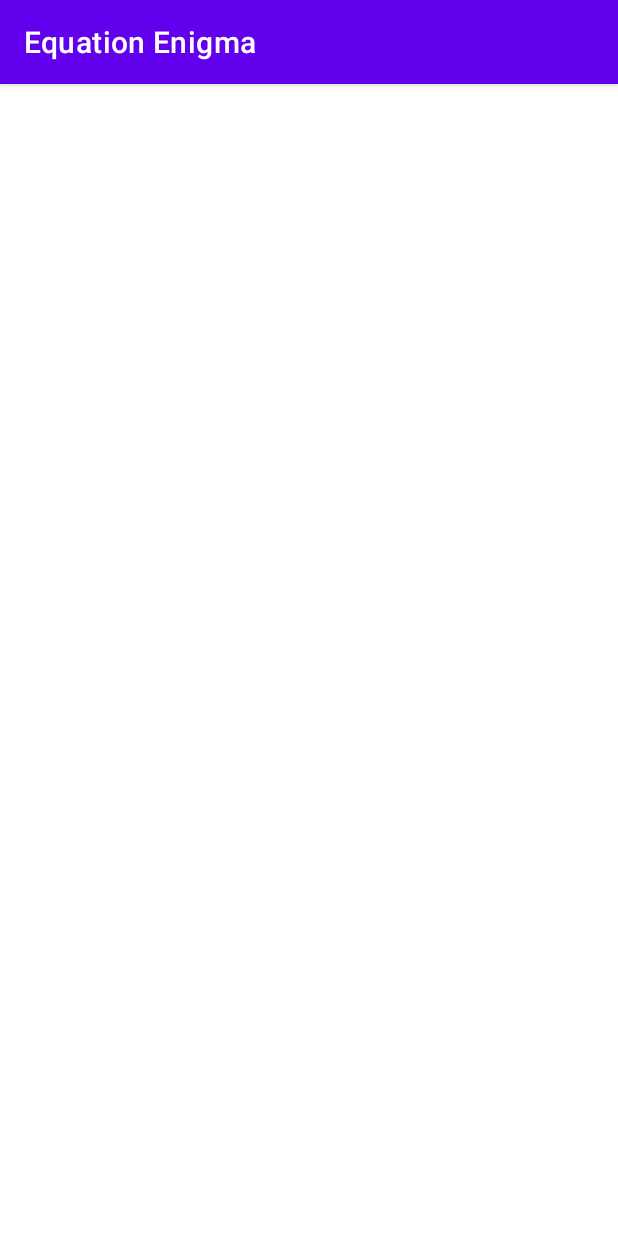
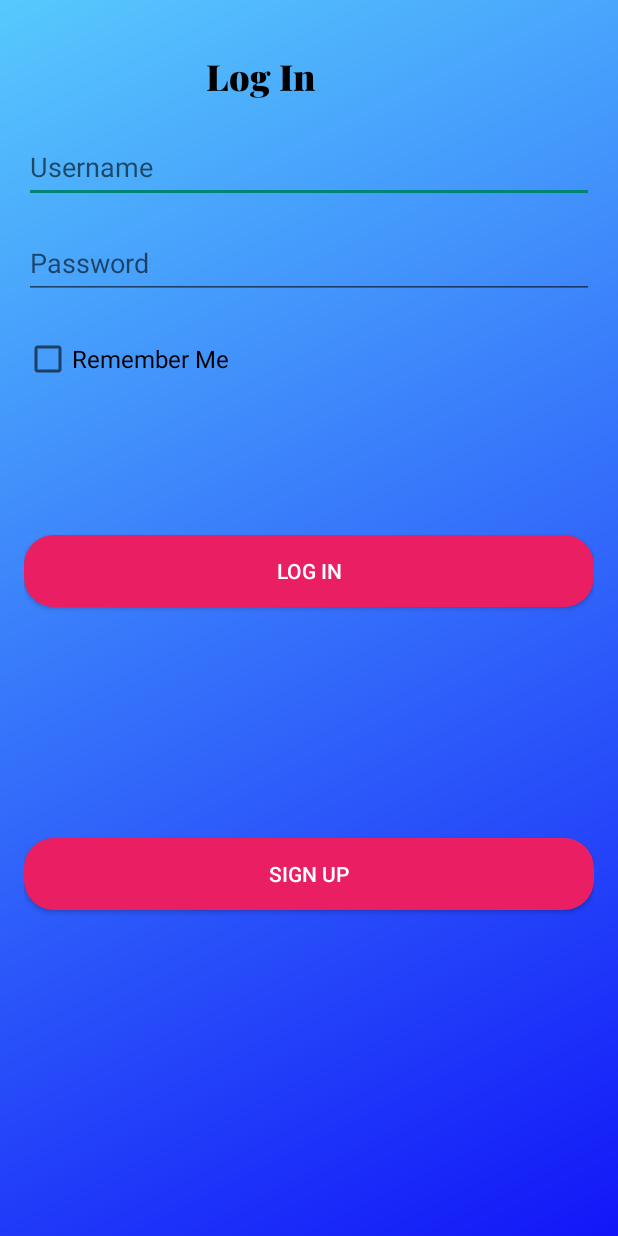
Before and after one commit to GabrielaBujor/Equation-Enigma, an Android app: the screen it shows after launch (LoginActivity before the commit, LogIn after it), after a tap on "SKIP", on a phone screen of 412 x 824 dp. Run offline under Robolectric (Android 15) with nearby library versions, the phone set to English and light mode, and no system bars.

Commit message:
Added login logic

```diff
--- /dev/null
+++ b/app/src/main/java/com/example/equationenigma/LogIn.java
@@ -0,0 +1,91 @@
+package com.example.equationenigma;
+
+import androidx.appcompat.app.AppCompatActivity;
+
+import android.content.Intent;
+import android.content.SharedPreferences;
+import android.os.Bundle;
+import android.view.View;
+import android.widget.Button;
+import android.widget.CheckBox;
+import android.widget.EditText;
+
+public class LogIn extends AppCompatActivity {
+
+    private EditText usernameEditText;
+    private EditText passwordEditText;
+    private Button logInButton;
+    private Button signUpButton;
+    private CheckBox rememberMeCheckBox;
+
+    @Override
+    protected void onCreate(Bundle savedInstanceState) {
+        super.onCreate(savedInstanceState);
+        setContentView(R.layout.activity_login);
+
+        usernameEditText = findViewById(R.id.username);
+        passwordEditText = findViewById(R.id.password);
+        logInButton = findViewById(R.id.log_in_button);
+        signUpButton = findViewById(R.id.sign_up_button);
+        rememberMeCheckBox = findViewById(R.id.checkbox_remember_me);
+
+        SharedPreferences prefs = getSharedPreferences("LoginPrefs", MODE_PRIVATE);
+        boolean isRemembered = prefs.getBoolean("Remember Me", false);
+        if(isRemembered) {
+            startMainActivity();
+        }
+
+        logInButton.setOnClickListener(new View.OnClickListener() {
+            @Override
+            public void onClick(View v) {
+                String username = usernameEditText.getText().toString().trim();
+                String password = passwordEditText.getText().toString().trim();
+
+                if(username.isEmpty()) {
+                    usernameEditText.setError("Username is required");
+                    usernameEditText.requestFocus();
+                    return;
+                }
+
+                if(password.isEmpty()) {
+                    passwordEditText.setError("Password is required");
+                    passwordEditText.requestFocus();
+                    return;
+                }
+
+                if(validateCredentials(username, password)) {
+                    if(rememberMeCheckBox.isChecked()) {
+                        prefs.edit()
+                                .putBoolean("RememberMe", true)
+                                .putString("Username", username)
+                                .putString("Password", password)
+                                .apply();
+                    } else {
+                        prefs.edit().putBoolean("RememberMe", false).apply();
+                    }
+                    startMainActivity();
+                }
+
+            }
+        });
+
+        signUpButton.setOnClickListener(new View.OnClickListener() {
+            @Override
+           public void onClick(View v) {
+                Intent intent = new Intent(LogIn.this, SignUp.class);
+                startActivity(intent);
+            }
+        });
+    }
+
+    private boolean validateCredentials(String username, String password) {
+        return true;
+    }
+
+    private void startMainActivity() {
+        Intent intent = new Intent(LogIn.this, MainActivity.class);
+        startActivity(intent);
+
+        finish();
+    }
+}
--- a/app/src/main/java/com/example/equationenigma/LoginActivity.java
+++ b/app/src/main/java/com/example/equationenigma/SignUp.java
@@ -4,11 +4,11 @@ import androidx.appcompat.app.AppCompatActivity;
 
 import android.os.Bundle;
 
-public class LoginActivity extends AppCompatActivity {
+public class SignUp extends AppCompatActivity {
 
     @Override
     protected void onCreate(Bundle savedInstanceState) {
         super.onCreate(savedInstanceState);
-        setContentView(R.layout.activity_login);
+        setContentView(R.layout.activity_sign_up);
     }
 }
--- a/app/src/main/java/com/example/equationenigma/WelcomeActivity.java
+++ b/app/src/main/java/com/example/equationenigma/WelcomeActivity.java
@@ -8,7 +8,6 @@ import android.content.SharedPreferences;
 import android.os.Bundle;
 import android.util.Pair;
 import android.view.View;
-import android.webkit.WebBackForwardList;
 import android.widget.Button;
 
 import java.util.Arrays;
@@ -32,7 +31,7 @@ public class WelcomeActivity extends AppCompatActivity {
                 new Pair<>(R.drawable.graphs, "You will learn how to draw graphs"),
                 new Pair<>(R.drawable.plotting, "Using Geogebra, you will learn how to plot the graph of different functions"),
                 new Pair<>(R.drawable.quiz, "You will have some short quizzes"),
-                new Pair<>(R.drawable.quote, "Keep it up")
+                new Pair<>(R.drawable.quote, "Keep it up and don't give up! You can do this")
         );
 
         WelcomePagerAdapter adapter = new WelcomePagerAdapter(this, pagesData);
@@ -47,7 +46,7 @@ public class WelcomeActivity extends AppCompatActivity {
                 if(current < total - 1) {
                     viewPager2.setCurrentItem(current + 1, true);
                 } else {
-                    Intent intent = new Intent(WelcomeActivity.this, LoginActivity.class);
+                    Intent intent = new Intent(WelcomeActivity.this, LogIn.class);
                     startActivity(intent);
 
                     finish();
@@ -63,7 +62,7 @@ public class WelcomeActivity extends AppCompatActivity {
                 editor.putBoolean("welcomeShown", true);
                 editor.apply();
 
-                Intent intent = new Intent(WelcomeActivity.this, LoginActivity.class);
+                Intent intent = new Intent(WelcomeActivity.this, LogIn.class);
                 startActivity(intent);
 
                 finish();
--- a/app/src/main/res/drawable/background_gradient_welcome.xml
+++ b/app/src/main/res/drawable/background_gradient.xml
@@ -1,8 +1,8 @@
 <?xml version="1.0" encoding="utf-8"?>
 <shape xmlns:android="http://schemas.android.com/apk/res/android">
     <gradient
-        android:startColor="#57C9FD"
-        android:endColor="#1216F8"
+        android:startColor="#1216F8"
+        android:endColor="#57C9FD"
         android:angle="135"
         android:type="linear"/>
 </shape>
--- a/app/src/main/res/drawable/rounded_button.xml
+++ b/app/src/main/res/drawable/rounded_button.xml
@@ -2,7 +2,7 @@
 <selector xmlns:android="http://schemas.android.com/apk/res/android">
     <item>
         <shape android:shape="rectangle">
-            <solid android:color="#1216F8"/>
+            <solid android:color="#E91E63"/>
             <corners android:radius="20dp"/>
         </shape>
     </item>
--- a/app/src/main/res/layout/activity_login.xml
+++ b/app/src/main/res/layout/activity_login.xml
@@ -1,9 +1,81 @@
 <?xml version="1.0" encoding="utf-8"?>
-<androidx.constraintlayout.widget.ConstraintLayout xmlns:android="http://schemas.android.com/apk/res/android"
+<RelativeLayout xmlns:android="http://schemas.android.com/apk/res/android"
     xmlns:app="http://schemas.android.com/apk/res-auto"
     xmlns:tools="http://schemas.android.com/tools"
     android:layout_width="match_parent"
     android:layout_height="match_parent"
-    tools:context=".LoginActivity">
+    tools:context=".LogIn"
+    android:background="@drawable/background_gradient"
+    android:padding="16dp">
 
-</androidx.constraintlayout.widget.ConstraintLayout>
+    <TextView
+        android:id="@+id/textView2"
+        android:layout_width="wrap_content"
+        android:layout_height="wrap_content"
+        android:layout_marginStart="121dp"
+        android:layout_marginTop="16dp"
+        android:layout_marginEnd="121dp"
+        android:text="Log In"
+        android:textColor="#000000"
+        android:textSize="24sp"
+        android:fontFamily="@font/playfairdisplay_black"
+        app:layout_constraintBottom_toTopOf="@+id/username"
+        app:layout_constraintEnd_toEndOf="parent"
+        app:layout_constraintStart_toStartOf="parent"
+        app:layout_constraintTop_toTopOf="parent"
+        app:layout_constraintVertical_bias="0.0" />
+
+    <EditText
+        android:id="@+id/username"
+        android:layout_width="match_parent"
+        android:layout_height="wrap_content"
+        android:layout_below="@+id/textView2"
+        android:layout_marginTop="20dp"
+        android:hint="Username"
+        android:inputType="textPersonName"
+        android:maxLines="1"
+        android:minHeight="48dp" />
+
+    <EditText
+        android:id="@+id/password"
+        android:layout_width="match_parent"
+        android:layout_height="wrap_content"
+        android:layout_below="@id/username"
+        android:layout_marginTop="16dp"
+        android:hint="Password"
+        android:inputType="textPassword"
+        android:maxLines="1"
+        android:minHeight="48dp" />
+
+    <CheckBox
+        android:id="@+id/checkbox_remember_me"
+        android:layout_width="wrap_content"
+        android:layout_height="wrap_content"
+        android:layout_below="@id/password"
+        android:layout_marginTop="16dp"
+        android:layout_marginBottom="16dp"
+        android:minHeight="48dp"
+        android:text="Remember Me"
+        android:textSize="16sp" />
+
+    <Button
+        android:id="@+id/log_in_button"
+        android:layout_width="match_parent"
+        android:layout_height="wrap_content"
+        android:layout_below="@id/checkbox_remember_me"
+        android:layout_marginTop="77dp"
+        android:background="@drawable/rounded_button"
+        android:text="Log In"
+        android:textColor="@color/white"/>
+
+    <Button
+        android:id="@+id/sign_up_button"
+        android:layout_width="match_parent"
+        android:layout_height="wrap_content"
+        android:layout_below="@id/log_in_button"
+        android:layout_marginTop="154dp"
+        android:background="@drawable/rounded_button"
+        android:text="Sign up"
+        android:textColor="@color/white" />
+
+</RelativeLayout>
--- a/app/src/main/res/layout/activity_welcome.xml
+++ b/app/src/main/res/layout/activity_welcome.xml
@@ -5,7 +5,7 @@
     android:layout_width="match_parent"
     android:layout_height="match_parent"
     tools:context=".WelcomeActivity"
-    android:background="@drawable/background_gradient_welcome">
+    android:background="@drawable/background_gradient">
 
     <androidx.viewpager2.widget.ViewPager2
         android:id="@+id/viewPager2"
--- a/app/src/main/res/layout/fragment_welcome_page.xml
+++ b/app/src/main/res/layout/fragment_welcome_page.xml
@@ -32,6 +32,7 @@
                 android:layout_width="wrap_content"
                 android:layout_height="wrap_content"
                 android:fontFamily="@font/playfairdisplay_black"
+                android:textColor="#000000"
                 android:textSize="16sp"
                 android:layout_marginTop="16dp" />
 
```
Also changed, not shown: app/src/main/AndroidManifest.xml (+6 -4 lines), app/src/main/res/layout/activity_sign_up.xml (added, +9 -0 lines).
